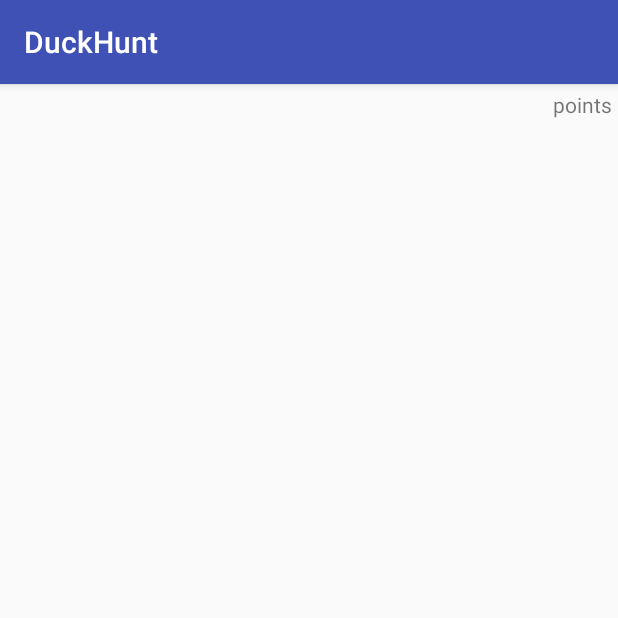
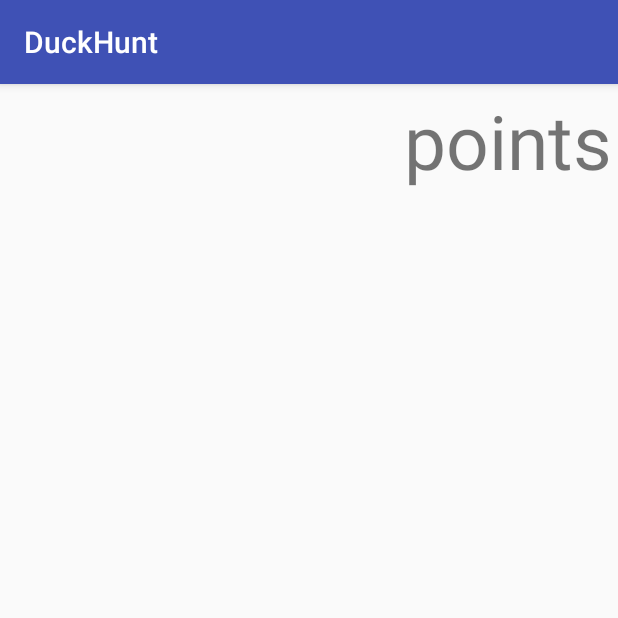
Before and after one commit to jurgiles/bird-game, an Android app: the fragment GameOverlayFragment shown on its own in the app's theme, on a phone screen of 412 x 824 dp, the top half of it. Run offline under Robolectric (Android 15) with nearby library versions, the light colour scheme and no system bars; libraries missing offline, so code that uses them is left out: com.jjoe64.graphview.

Commit message:
make the points bigger and more viewable

```diff
--- a/app/src/main/res/layout/activity_main.xml
+++ b/app/src/main/res/layout/activity_main.xml
@@ -25,6 +25,6 @@
         android:layout_width="match_parent"
         android:layout_height="match_parent"
         android:layout_alignParentBottom="true"
-        app:layout_heightPercent="10%"
+        app:layout_heightPercent="20%"
         tools:layout="@layout/game_overlay_main" />
 </android.support.percent.PercentRelativeLayout>
--- a/app/src/main/res/layout/game_overlay_main.xml
+++ b/app/src/main/res/layout/game_overlay_main.xml
@@ -5,6 +5,7 @@
 
     <TextView
         android:id="@+id/points_text"
+        android:textSize="50sp"
         android:layout_width="match_parent"
         android:layout_height="wrap_content"
         android:layout_margin="4sp"
```
